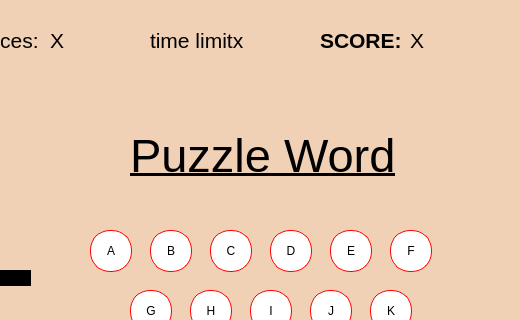
This is Software/TheHangman/gamewindow.ui in michaelrenoo/TheHangman as Qt 5 draws it before an edit; both pictures show x 280 to 800 and y 0 to 320 of the 800 by 600 pixel window. The edited form follows.
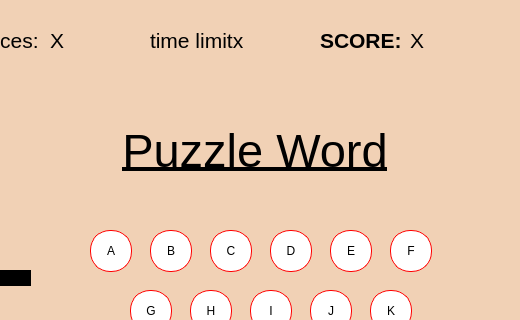
This is the edited form.

```diff
--- a/Software/TheHangman/gamewindow.ui
+++ b/Software/TheHangman/gamewindow.ui
@@ -314,10 +314,10 @@
   <widget class="QLabel" name="puzzleWordLabel">
    <property name="geometry">
     <rect>
-     <x>410</x>
-     <y>130</y>
-     <width>301</width>
-     <height>51</height>
+     <x>360</x>
+     <y>100</y>
+     <width>350</width>
+     <height>100</height>
     </rect>
    </property>
    <property name="font">
@@ -329,6 +329,9 @@
    <property name="text">
     <string>Puzzle Word</string>
    </property>
+   <property name="alignment">
+    <set>Qt::AlignCenter</set>
+   </property>
   </widget>
   <widget class="QPushButton" name="ButtonA">
    <property name="geometry">
```
